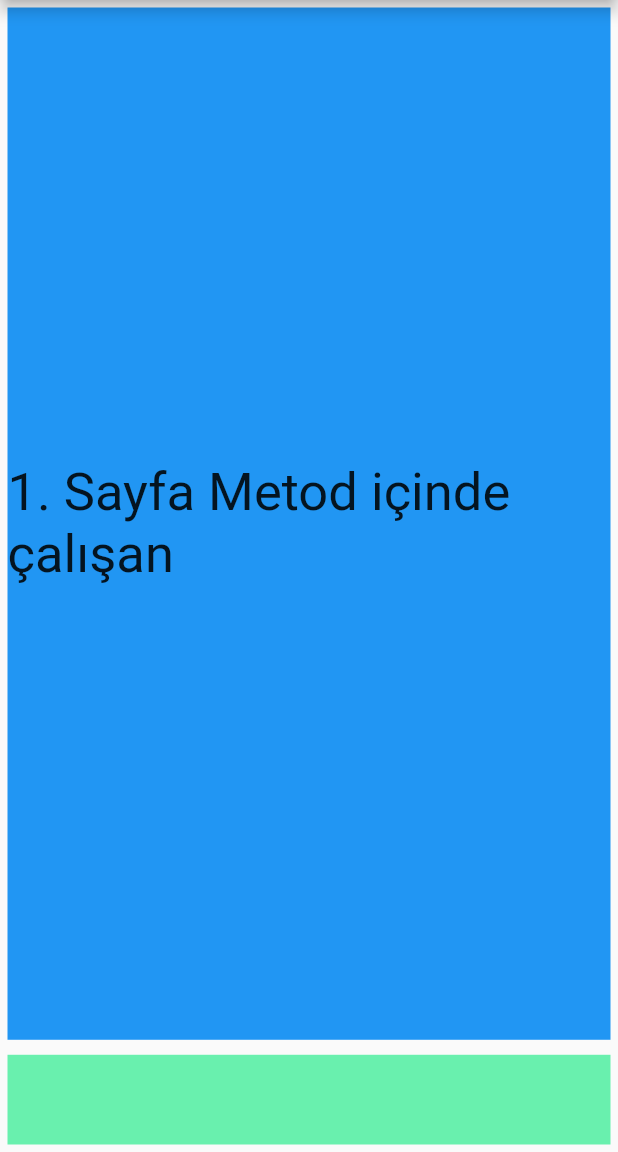
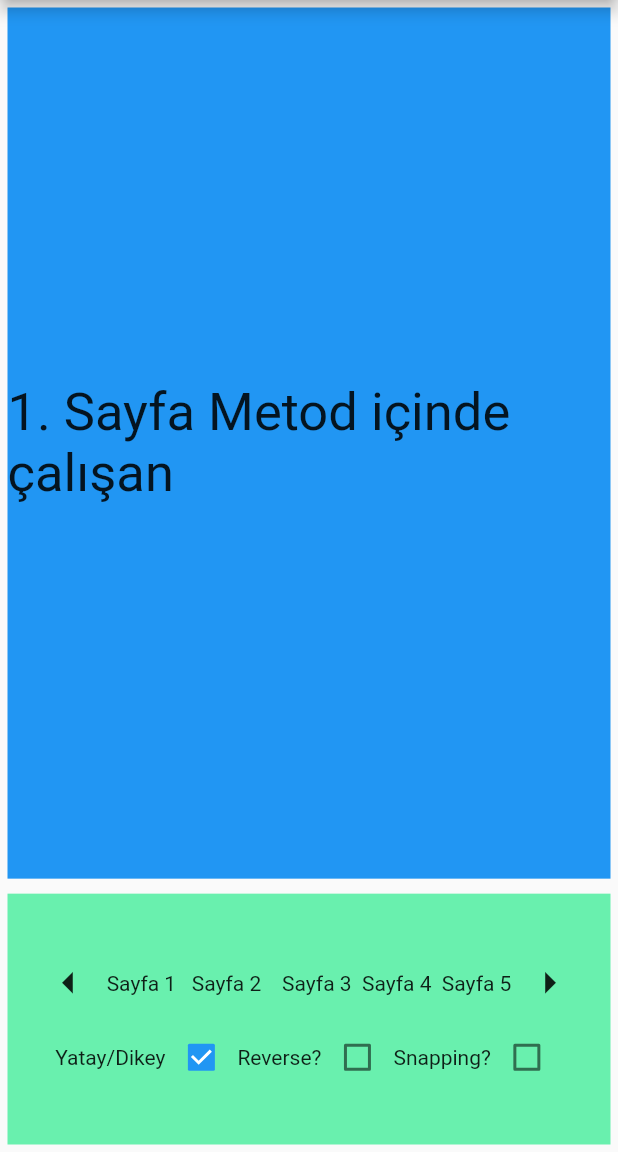
Before and after one commit to salihceylan/flutterdersleri, a Flutter app: the PageViewKullanimi screen opened directly, on a phone screen of 412 x 824 dp, the part 84-1236 px from its top. Run offline on Flutter 3.47's test engine with Material 2 defaults, Android fonts, the phone set to English and light mode, and no system bars; our stand-ins replace fluttertoast.

Commit message:
Flutter Dersleri

```diff
--- a/lib/ui/page_view_kullanimi.dart
+++ b/lib/ui/page_view_kullanimi.dart
@@ -17,6 +17,10 @@ class _PageViewKullanimiState extends State<PageViewKullanimi> {
   var myPageController =
       PageController(initialPage: 0, keepPage: true, viewportFraction: 1);
 
+  var sayfaScrollYatayDirection = true;
+  var sayfaReverse = false;
+  var sayfaSnapping = false;
+
   @override
   Widget build(BuildContext context) {
     return Scaffold(
@@ -29,10 +33,11 @@ class _PageViewKullanimiState extends State<PageViewKullanimi> {
           Expanded(
             flex: 10,
             child: PageView(
-              scrollDirection: Axis.horizontal,
+              scrollDirection:
+                  sayfaScrollYatayDirection ? Axis.horizontal : Axis.vertical,
               controller: myPageController,
-              reverse: false,
-              pageSnapping: true,
+              reverse: sayfaReverse,
+              pageSnapping: sayfaSnapping,
               onPageChanged: (index) {
                 print("sayfa indexi $index");
               },
@@ -46,18 +51,109 @@ class _PageViewKullanimiState extends State<PageViewKullanimi> {
             ),
           ),
           Expanded(
-            flex: 1,
+            flex: 3,
             child: Container(
                 margin: EdgeInsets.all(5),
                 width: double.infinity,
                 color: Colors.greenAccent,
                 child: Column(
+                  mainAxisAlignment: MainAxisAlignment.center,
                   children: <Widget>[
                     Row(
                       children: <Widget>[
+                        IconButton(
+                          icon: Icon(Icons.arrow_left),
+                          iconSize: 35,
+                          onPressed: () {
+                            setState(() {
+                              myPageController.previousPage(
+                                duration: Duration(milliseconds: 200),
+                                curve: Curves.linear,
+                              );
+                            });
+                          },
+                        ),
+                        GestureDetector(
+                          child: Text("Sayfa 1   "),
+                          onTap: () {
+                            setState(() {
+                              myPageController.jumpToPage(0);
+                            });
+                          },
+                        ),
+                        GestureDetector(
+                          child: Text("Sayfa 2    "),
+                          onTap: () {
+                            setState(() {
+                              myPageController.jumpToPage(1);
+                            });
+                          },
+                        ),
+                        GestureDetector(
+                          child: Text("Sayfa 3  "),
+                          onTap: () {
+                            setState(() {
+                              myPageController.jumpToPage(2);
+                            });
+                          },
+                        ),
+                        GestureDetector(
+                          child: Text("Sayfa 4  "),
+                          onTap: () {
+                            setState(() {
+                              myPageController.jumpToPage(3);
+                            });
+                          },
+                        ),
+                        GestureDetector(
+                          child: Text("Sayfa 5"),
+                          onTap: () {
+                            setState(() {
+                              myPageController.jumpToPage(4);
+                            });
+                          },
+                        ),
+                        IconButton(
+                          icon: Icon(Icons.arrow_right),
+                          iconSize: 35,
+                          onPressed: () {
+                            setState(() {
+                              myPageController.nextPage(
+                                duration: Duration(milliseconds: 200),
+                                curve: Curves.linear,
+                              );
+                            });
+                          },
+                        ),
+                      ],
+                      mainAxisAlignment: MainAxisAlignment.center,
+                    ),
+                    Row(
+                      children: <Widget>[
+                        Text("Yatay/Dikey"),
+                        Checkbox(
+                          value: sayfaScrollYatayDirection,onChanged: (d){setState(() {
+                            sayfaScrollYatayDirection=d;
+                          });},
+                        ),
+                        Text("Reverse?"),
+                        Checkbox(
 
+                          value: sayfaReverse,
+                          onChanged: (d){setState(() {
+                            sayfaReverse=d;
+                          });},
+                        ),
+                        Text("Snapping?"),
+                        Checkbox(
+                          value: sayfaSnapping,
+                          onChanged: (d){setState(() {
+                            sayfaSnapping=d;
+                          });},
+                        ),
                       ],
-                    )
+                      mainAxisAlignment: MainAxisAlignment.center,
+                    ),
                   ],
                 )),
           ),
```
